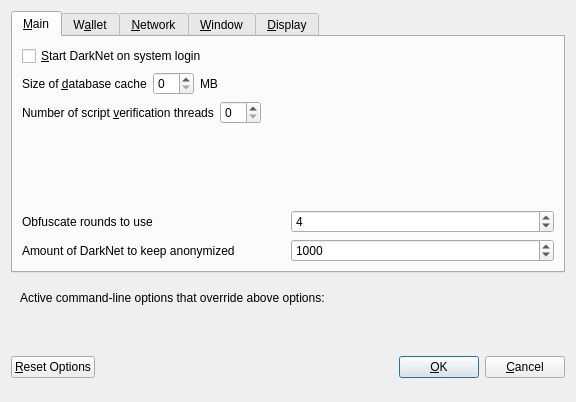
This is src/qt/forms/optionsdialog.ui in kobrin/smc-coin as Qt 5 draws it before an edit. The edited form follows.
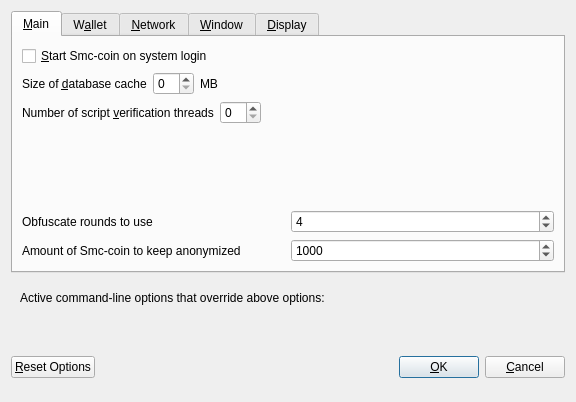
This is the edited form. Custom widgets are drawn as their Qt base class.

```diff
--- a/src/qt/forms/optionsdialog.ui
+++ b/src/qt/forms/optionsdialog.ui
@@ -33,7 +33,7 @@
           <string>Automatically start DarkNet after logging in to the system.</string>
          </property>
          <property name="text">
-          <string>&amp;Start DarkNet on system login</string>
+          <string>&amp;Start Smc-coin on system login</string>
          </property>
         </widget>
        </item>
@@ -177,7 +177,7 @@
             <string notr="true"/>
            </property>
            <property name="text">
-            <string>Amount of DarkNet to keep anonymized</string>
+            <string>Amount of Smc-coin to keep anonymized</string>
            </property>
           </widget>
          </item>
```
Left out of the diff: 10 changed lines with no effect on the pictures.
